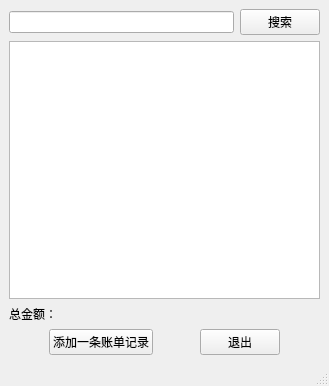
Above: src/financenote_window.ui from AzusaKe/sdu-2-homework before the change. Below: the same form after it.
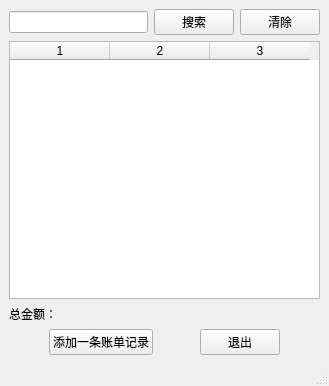
That is the form after the change.

What changed in the file:
```diff
--- a/src/financenote_window.ui
+++ b/src/financenote_window.ui
@@ -29,10 +29,24 @@
           </property>
          </widget>
         </item>
+        <item>
+         <widget class="QPushButton" name="clear_Button">
+          <property name="text">
+           <string>清除</string>
+          </property>
+         </widget>
+        </item>
        </layout>
       </item>
       <item>
-       <widget class="QTableView" name="financenote_record_table"/>
+       <widget class="QTableWidget" name="financenote_record_table">
+        <property name="columnCount">
+         <number>3</number>
+        </property>
+        <column/>
+        <column/>
+        <column/>
+       </widget>
       </item>
       <item>
        <widget class="QLabel" name="display_label">
```
Left out of the diff: 2 changed lines with no effect on the pictures.
